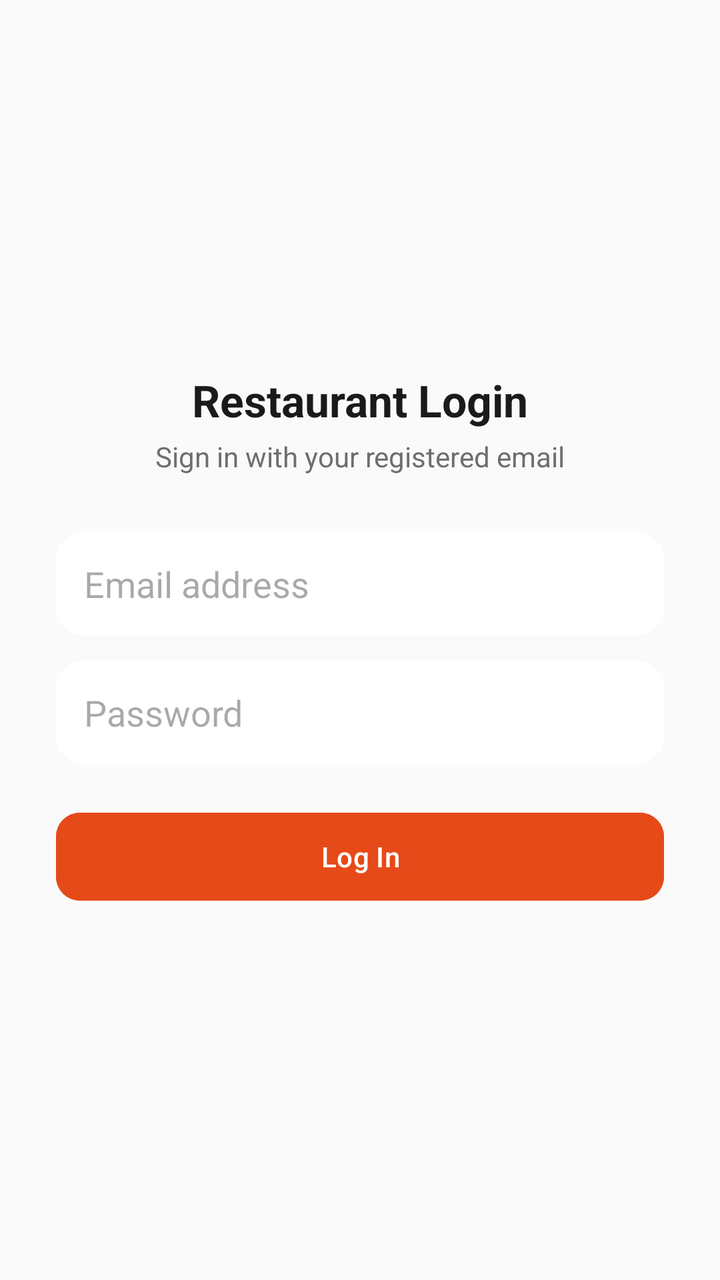
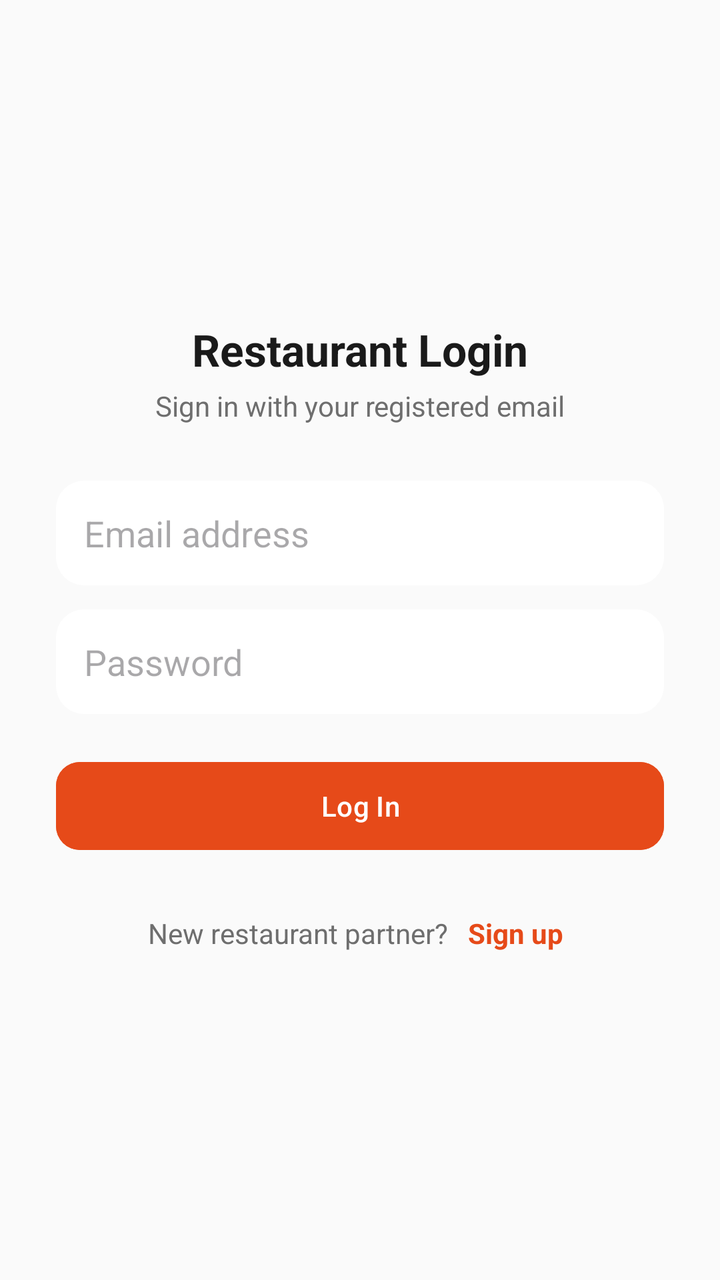

Screens rendered from an Android XML layout before and after an edit, with the pre-edit source and the edit as a unified diff.
<!-- AndroidManifest.xml: application theme Theme.AnydropRestaurant -->
<!-- res/layout/activity_login.xml -->
<?xml version="1.0" encoding="utf-8"?>
<LinearLayout xmlns:android="http://schemas.android.com/apk/res/android"
    xmlns:app="http://schemas.android.com/apk/res-auto"
    android:layout_width="match_parent"
    android:layout_height="match_parent"
    android:orientation="vertical"
    android:background="@color/background"
    android:gravity="center"
    android:padding="28dp">

    <TextView
        android:layout_width="wrap_content"
        android:layout_height="wrap_content"
        android:text="@string/login_title"
        android:textSize="22sp"
        android:textStyle="bold"
        android:textColor="@color/text_primary" />

    <TextView
        android:layout_width="wrap_content"
        android:layout_height="wrap_content"
        android:layout_marginTop="4dp"
        android:layout_marginBottom="28dp"
        android:text="@string/login_subtitle"
        android:textColor="@color/text_secondary" />

    <EditText
        android:id="@+id/inputEmail"
        android:layout_width="match_parent"
        android:layout_height="wrap_content"
        android:hint="@string/hint_email"
        android:inputType="textEmailAddress"
        android:background="@drawable/bg_card_rounded"
        android:padding="14dp" />

    <EditText
        android:id="@+id/inputPassword"
        android:layout_width="match_parent"
        android:layout_height="wrap_content"
        android:layout_marginTop="12dp"
        android:hint="@string/hint_password"
        android:inputType="textPassword"
        android:background="@drawable/bg_card_rounded"
        android:padding="14dp" />

    <com.google.android.material.button.MaterialButton
        android:id="@+id/btnLogin"
        android:layout_width="match_parent"
        android:layout_height="52dp"
        android:layout_marginTop="20dp"
        android:backgroundTint="@color/anydrop_primary"
        android:text="@string/btn_login"
        app:cornerRadius="12dp" />

    <ProgressBar
        android:id="@+id/loginProgress"
        android:layout_width="wrap_content"
        android:layout_height="wrap_content"
        android:layout_marginTop="16dp"
        android:visibility="gone" />

</LinearLayout>
<!-- resources referenced by this layout -->
<resources>
  <color name="anydrop_primary">#E64A19</color>
  <color name="background">#FAFAFA</color>
  <color name="text_primary">#1A1A1A</color>
  <color name="text_secondary">#6E6E6E</color>
  <!-- drawable bg_card_rounded (drawable) -->
  <shape xmlns:android="http://schemas.android.com/apk/res/android">
      <solid android:color="@color/surface" />
      <corners android:radius="14dp" />
  </shape>
  <string name="btn_login">Log In</string>
  <string name="hint_email">Email address</string>
  <string name="hint_password">Password</string>
  <string name="login_subtitle">Sign in with your registered email</string>
  <string name="login_title">Restaurant Login</string>
  <style name="Theme.AnydropRestaurant" parent="Theme.Material3.DayNight.NoActionBar">
          <item name="colorPrimary">@color/anydrop_primary</item>
          <item name="colorPrimaryVariant">@color/anydrop_primary_dark</item>
          <item name="colorOnPrimary">@color/white</item>
          <item name="colorSecondary">@color/anydrop_secondary</item>
          <item name="android:windowBackground">@color/background</item>
          <item name="android:statusBarColor">@color/anydrop_primary</item>
          <item name="android:textColorPrimary">@color/text_primary</item>
          <item name="android:textColorSecondary">@color/text_secondary</item>
      </style>
  <color name="surface">#FFFFFF</color>
  <color name="anydrop_primary_dark">#B23C14</color>
  <color name="white">#FFFFFF</color>
  <color name="anydrop_secondary">#2E7D32</color>
</resources>

<!-- the commit's change to res/layout/activity_login.xml (unified diff, before → after) -->
@@ -1,62 +1,100 @@
 <?xml version="1.0" encoding="utf-8"?>
-<LinearLayout xmlns:android="http://schemas.android.com/apk/res/android"
+<ScrollView xmlns:android="http://schemas.android.com/apk/res/android"
     xmlns:app="http://schemas.android.com/apk/res-auto"
     android:layout_width="match_parent"
     android:layout_height="match_parent"
-    android:orientation="vertical"
     android:background="@color/background"
-    android:gravity="center"
-    android:padding="28dp">
+    android:fillViewport="true">
 
-    <TextView
-        android:layout_width="wrap_content"
-        android:layout_height="wrap_content"
-        android:text="@string/login_title"
-        android:textSize="22sp"
-        android:textStyle="bold"
-        android:textColor="@color/text_primary" />
-
-    <TextView
-        android:layout_width="wrap_content"
-        android:layout_height="wrap_content"
-        android:layout_marginTop="4dp"
-        android:layout_marginBottom="28dp"
-        android:text="@string/login_subtitle"
-        android:textColor="@color/text_secondary" />
-
-    <EditText
-        android:id="@+id/inputEmail"
+    <LinearLayout
         android:layout_width="match_parent"
         android:layout_height="wrap_content"
-        android:hint="@string/hint_email"
-        android:inputType="textEmailAddress"
-        android:background="@drawable/bg_card_rounded"
-        android:padding="14dp" />
+        android:orientation="vertical"
+        android:gravity="center"
+        android:minHeight="match_parent"
+        android:padding="28dp">
 
-    <EditText
-        android:id="@+id/inputPassword"
-        android:layout_width="match_parent"
-        android:layout_height="wrap_content"
-        android:layout_marginTop="12dp"
-        android:hint="@string/hint_password"
-        android:inputType="textPassword"
-        android:background="@drawable/bg_card_rounded"
-        android:padding="14dp" />
+        <TextView
+            android:id="@+id/loginTitle"
+            android:layout_width="wrap_content"
+            android:layout_height="wrap_content"
+            android:text="@string/login_title"
+            android:textSize="22sp"
+            android:textStyle="bold"
+            android:textColor="@color/text_primary" />
 
-    <com.google.android.material.button.MaterialButton
-        android:id="@+id/btnLogin"
-        android:layout_width="match_parent"
-        android:layout_height="52dp"
-        android:layout_marginTop="20dp"
-        android:backgroundTint="@color/anydrop_primary"
-        android:text="@string/btn_login"
-        app:cornerRadius="12dp" />
+        <TextView
+            android:id="@+id/loginSubtitle"
+            android:layout_width="wrap_content"
+            android:layout_height="wrap_content"
+            android:layout_marginTop="4dp"
+            android:layout_marginBottom="28dp"
+            android:text="@string/login_subtitle"
+            android:textColor="@color/text_secondary" />
 
-    <ProgressBar
-        android:id="@+id/loginProgress"
-        android:layout_width="wrap_content"
-        android:layout_height="wrap_content"
-        android:layout_marginTop="16dp"
-        android:visibility="gone" />
+        <EditText
+            android:id="@+id/inputEmail"
+            android:layout_width="match_parent"
+            android:layout_height="wrap_content"
+            android:hint="@string/hint_email"
+            android:inputType="textEmailAddress"
+            android:background="@drawable/bg_card_rounded"
+            android:padding="14dp" />
 
-</LinearLayout>
+        <EditText
+            android:id="@+id/inputPassword"
+            android:layout_width="match_parent"
+            android:layout_height="wrap_content"
+            android:layout_marginTop="12dp"
+            android:hint="@string/hint_password"
+            android:inputType="textPassword"
+            android:background="@drawable/bg_card_rounded"
+            android:padding="14dp" />
+
+        <com.google.android.material.button.MaterialButton
+            android:id="@+id/btnLogin"
+            android:layout_width="match_parent"
+            android:layout_height="52dp"
+            android:layout_marginTop="20dp"
+            android:backgroundTint="@color/anydrop_primary"
+            android:text="@string/btn_login"
+            app:cornerRadius="12dp" />
+
+        <ProgressBar
+            android:id="@+id/loginProgress"
+            android:layout_width="wrap_content"
+            android:layout_height="wrap_content"
+            android:layout_marginTop="16dp"
+            android:visibility="gone" />
+
+        <LinearLayout
+            android:id="@+id/loginSignupRow"
+            android:layout_width="wrap_content"
+            android:layout_height="wrap_content"
+            android:layout_marginTop="24dp"
+            android:orientation="horizontal"
+            android:gravity="center">
+
+            <TextView
+                android:layout_width="wrap_content"
+                android:layout_height="wrap_content"
+                android:text="@string/login_no_account"
+                android:textColor="@color/text_secondary" />
+
+            <TextView
+                android:id="@+id/btnGoSignup"
+                android:layout_width="wrap_content"
+                android:layout_height="wrap_content"
+                android:layout_marginStart="6dp"
+                android:text="@string/login_go_signup"
+                android:textColor="@color/anydrop_primary"
+                android:textStyle="bold"
+                android:padding="4dp"
+                android:clickable="true"
+                android:focusable="true"
+                android:background="?attr/selectableItemBackground" />
+
+        </LinearLayout>
+
+    </LinearLayout>
+</ScrollView>
<!-- resource entries referenced after the edit -->
@@ -12,6 +12,8 @@
   <string name="btn_login">Log In</string>
   <string name="hint_email">Email address</string>
   <string name="hint_password">Password</string>
+  <string name="login_go_signup">Sign up</string>
+  <string name="login_no_account">New restaurant partner?</string>
   <string name="login_subtitle">Sign in with your registered email</string>
   <string name="login_title">Restaurant Login</string>
   <style name="Theme.AnydropRestaurant" parent="Theme.Material3.DayNight.NoActionBar">
